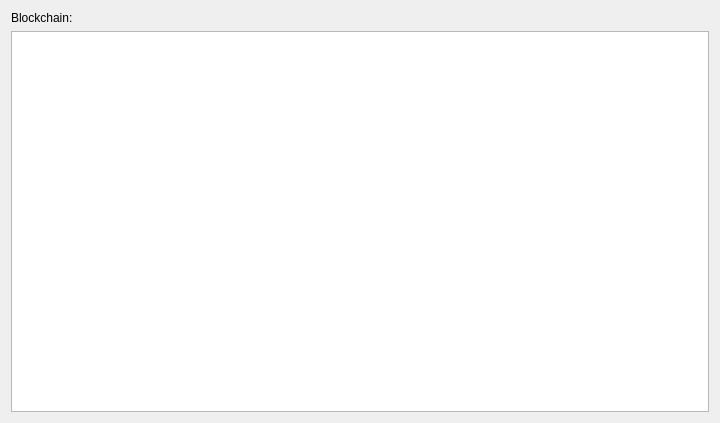
Old version of the form src/qt/forms/infopage.ui in the repository bitbaymarket/bitbay-core.
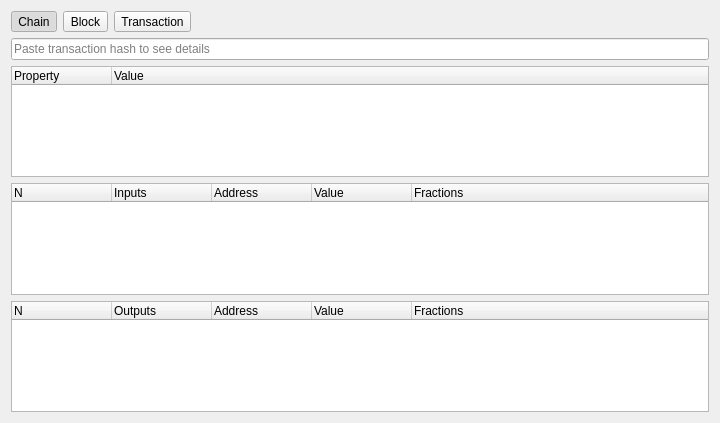
New version of the form. The open tabs and pages were chosen to show the change.

Commit message: Preparing ui to show fractions

Diff of the .ui file:
```diff
--- a/src/qt/forms/infopage.ui
+++ b/src/qt/forms/infopage.ui
@@ -14,30 +14,300 @@
    <string>Blochain Info page</string>
   </property>
   <layout class="QGridLayout" name="gridLayout">
-   <item row="1" column="0">
-    <widget class="QTreeView" name="blockchainView">
-     <property name="alternatingRowColors">
-      <bool>true</bool>
+   <item row="0" column="2">
+    <widget class="QToolButton" name="buttonTx">
+     <property name="text">
+      <string>Transaction</string>
      </property>
-     <property name="rootIsDecorated">
-      <bool>false</bool>
-     </property>
-     <property name="uniformRowHeights">
+     <property name="checkable">
       <bool>true</bool>
      </property>
-     <property name="itemsExpandable">
-      <bool>false</bool>
-     </property>
-     <property name="allColumnsShowFocus">
+     <property name="autoExclusive">
       <bool>true</bool>
      </property>
     </widget>
    </item>
+   <item row="0" column="3">
+    <spacer name="horizontalSpacer">
+     <property name="orientation">
+      <enum>Qt::Horizontal</enum>
+     </property>
+     <property name="sizeHint" stdset="0">
+      <size>
+       <width>40</width>
+       <height>20</height>
+      </size>
+     </property>
+    </spacer>
+   </item>
    <item row="0" column="0">
-    <widget class="QLabel" name="blockchainLabel">
+    <widget class="QToolButton" name="buttonChain">
      <property name="text">
-      <string>Blockchain:</string>
+      <string>Chain</string>
      </property>
+     <property name="checkable">
+      <bool>true</bool>
+     </property>
+     <property name="checked">
+      <bool>true</bool>
+     </property>
+     <property name="autoExclusive">
+      <bool>true</bool>
+     </property>
+    </widget>
+   </item>
+   <item row="0" column="1">
+    <widget class="QToolButton" name="buttonBlock">
+     <property name="text">
+      <string>Block</string>
+     </property>
+     <property name="checkable">
+      <bool>true</bool>
+     </property>
+     <property name="autoExclusive">
+      <bool>true</bool>
+     </property>
+    </widget>
+   </item>
+   <item row="1" column="0" colspan="4">
+    <widget class="QStackedWidget" name="tabs">
+     <property name="currentIndex">
+      <number>0</number>
+     </property>
+     <widget class="QWidget" name="pageChain">
+      <layout class="QGridLayout" name="gridLayout_2">
+       <property name="leftMargin">
+        <number>0</number>
+       </property>
+       <property name="topMargin">
+        <number>0</number>
+       </property>
+       <property name="rightMargin">
+        <number>0</number>
+       </property>
+       <property name="bottomMargin">
+        <number>0</number>
+       </property>
+       <item row="1" column="0">
+        <widget class="QTreeView" name="blockchainView">
+         <property name="alternatingRowColors">
+          <bool>true</bool>
+         </property>
+         <property name="rootIsDecorated">
+          <bool>false</bool>
+         </property>
+         <property name="uniformRowHeights">
+          <bool>true</bool>
+         </property>
+         <property name="itemsExpandable">
+          <bool>false</bool>
+         </property>
+         <property name="allColumnsShowFocus">
+          <bool>true</bool>
+         </property>
+        </widget>
+       </item>
+       <item row="0" column="0">
+        <widget class="QLineEdit" name="lineJumpToBlock">
+         <property name="placeholderText">
+          <string>Paste block height to jump to</string>
+         </property>
+        </widget>
+       </item>
+      </layout>
+     </widget>
+     <widget class="QWidget" name="pageBlock">
+      <layout class="QGridLayout" name="gridLayout_3">
+       <property name="leftMargin">
+        <number>0</number>
+       </property>
+       <property name="topMargin">
+        <number>0</number>
+       </property>
+       <property name="rightMargin">
+        <number>0</number>
+       </property>
+       <property name="bottomMargin">
+        <number>0</number>
+       </property>
+       <item row="1" column="0">
+        <widget class="QTreeWidget" name="blockValues">
+         <property name="alternatingRowColors">
+          <bool>true</bool>
+         </property>
+         <property name="rootIsDecorated">
+          <bool>false</bool>
+         </property>
+         <property name="uniformRowHeights">
+          <bool>true</bool>
+         </property>
+         <property name="itemsExpandable">
+          <bool>false</bool>
+         </property>
+         <property name="allColumnsShowFocus">
+          <bool>true</bool>
+         </property>
+         <column>
+          <property name="text">
+           <string>Property</string>
+          </property>
+         </column>
+         <column>
+          <property name="text">
+           <string>Value</string>
+          </property>
+         </column>
+        </widget>
+       </item>
+       <item row="0" column="0">
+        <widget class="QLineEdit" name="lineFindBlock">
+         <property name="placeholderText">
+          <string>Paste block height or hash to see details</string>
+         </property>
+        </widget>
+       </item>
+      </layout>
+     </widget>
+     <widget class="QWidget" name="pageTx">
+      <layout class="QGridLayout" name="gridLayout_4">
+       <property name="leftMargin">
+        <number>0</number>
+       </property>
+       <property name="topMargin">
+        <number>0</number>
+       </property>
+       <property name="rightMargin">
+        <number>0</number>
+       </property>
+       <property name="bottomMargin">
+        <number>0</number>
+       </property>
+       <item row="3" column="0">
+        <widget class="QTreeWidget" name="txOutputs">
+         <property name="alternatingRowColors">
+          <bool>true</bool>
+         </property>
+         <property name="rootIsDecorated">
+          <bool>false</bool>
+         </property>
+         <property name="uniformRowHeights">
+          <bool>true</bool>
+         </property>
+         <property name="itemsExpandable">
+          <bool>false</bool>
+         </property>
+         <property name="allColumnsShowFocus">
+          <bool>true</bool>
+         </property>
+         <column>
+          <property name="text">
+           <string>N</string>
+          </property>
+         </column>
+         <column>
+          <property name="text">
+           <string>Outputs</string>
+          </property>
+         </column>
+         <column>
+          <property name="text">
+           <string>Address</string>
+          </property>
+         </column>
+         <column>
+          <property name="text">
+           <string>Value</string>
+          </property>
+         </column>
+         <column>
+          <property name="text">
+           <string>Fractions</string>
+          </property>
+         </column>
+        </widget>
+       </item>
+       <item row="2" column="0">
+        <widget class="QTreeWidget" name="txInputs">
+         <property name="alternatingRowColors">
+          <bool>true</bool>
+         </property>
+         <property name="rootIsDecorated">
+          <bool>false</bool>
+         </property>
+         <property name="uniformRowHeights">
+          <bool>true</bool>
+         </property>
+         <property name="itemsExpandable">
+          <bool>false</bool>
+         </property>
+         <property name="allColumnsShowFocus">
+          <bool>true</bool>
+         </property>
+         <column>
+          <property name="text">
+           <string>N</string>
+          </property>
+         </column>
+         <column>
+          <property name="text">
+           <string>Inputs</string>
+          </property>
+         </column>
+         <column>
+          <property name="text">
+           <string>Address</string>
+          </property>
+         </column>
+         <column>
+          <property name="text">
+           <string>Value</string>
+          </property>
+         </column>
+         <column>
+          <property name="text">
+           <string>Fractions</string>
+          </property>
+         </column>
+        </widget>
+       </item>
+       <item row="1" column="0">
+        <widget class="QTreeWidget" name="txValues">
+         <property name="alternatingRowColors">
+          <bool>true</bool>
+         </property>
+         <property name="rootIsDecorated">
+          <bool>false</bool>
+         </property>
+         <property name="uniformRowHeights">
+          <bool>true</bool>
+         </property>
+         <property name="itemsExpandable">
+          <bool>false</bool>
+         </property>
+         <property name="allColumnsShowFocus">
+          <bool>true</bool>
+         </property>
+         <column>
+          <property name="text">
+           <string>Property</string>
+          </property>
+         </column>
+         <column>
+          <property name="text">
+           <string>Value</string>
+          </property>
+         </column>
+        </widget>
+       </item>
+       <item row="0" column="0">
+        <widget class="QLineEdit" name="lineTx">
+         <property name="placeholderText">
+          <string>Paste transaction hash to see details</string>
+         </property>
+        </widget>
+       </item>
+      </layout>
+     </widget>
     </widget>
    </item>
   </layout>
```
The commit also changes 8 other files.
